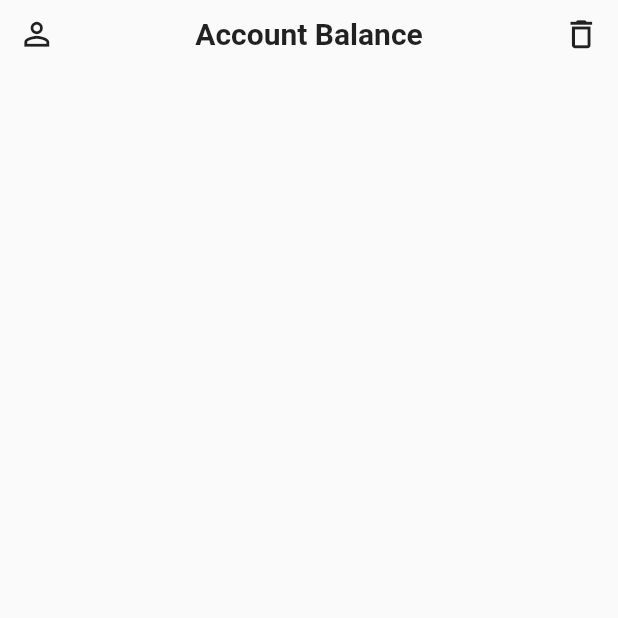
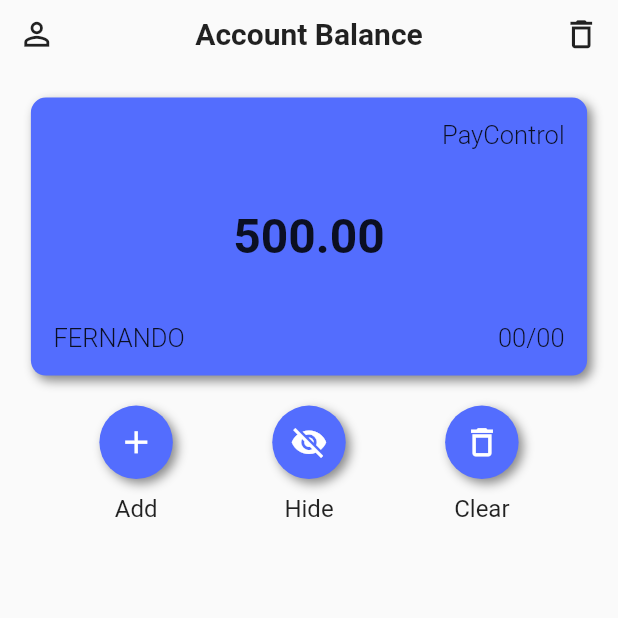
Before and after one commit to feMoraes0/pay-list, a Flutter app: the AppScreen screen opened by its route, on a phone screen of 412 x 824 dp, the top half of it. Run offline on Flutter 3.47's test engine with Material 2 defaults, Android fonts, the phone set to English and light mode, and no system bars.

Commit message:
Defined new default color and credit card to home screen

```diff
--- a/lib/main.dart
+++ b/lib/main.dart
@@ -14,11 +14,11 @@ class MyApp extends StatelessWidget {
       theme: ThemeData(
         brightness: Brightness.light,
         backgroundColor: Colors.white,
-        primaryColor: Colors.redAccent,
+        primaryColor: Colors.indigoAccent,
       ),
       darkTheme: ThemeData(
         brightness: Brightness.dark,
-        primaryColor: Colors.redAccent,
+        primaryColor: Colors.indigo,
       ),
       routes: {
         "register": (context) => Register(),
--- a/lib/screens/app/app.dart
+++ b/lib/screens/app/app.dart
@@ -1,8 +1,112 @@
 import "package:flutter/material.dart";
 
 class AppScreen extends StatelessWidget {
+  Widget buildCard(Size size, ThemeData theme) {
+    return Container(
+      width: size.width * 0.90,
+      height: size.width * 0.45,
+      decoration: BoxDecoration(
+        color: theme.primaryColor,
+        borderRadius: BorderRadius.all(Radius.circular(10.0)),
+        boxShadow: [
+          BoxShadow(
+            color: Colors.black45,
+            offset: Offset(3.0, 3.0),
+            blurRadius: 5.0,
+          ),
+        ],
+      ),
+      padding: const EdgeInsets.all(15.0),
+      child: Column(
+        mainAxisAlignment: MainAxisAlignment.spaceBetween,
+        children: <Widget>[
+          Row(
+            mainAxisAlignment: MainAxisAlignment.end,
+            children: <Widget>[
+              Text(
+                "PayControl",
+                style: TextStyle(
+                  fontSize: 17.0,
+                  fontWeight: FontWeight.w300,
+                ),
+              ),
+            ],
+          ),
+          Row(
+            mainAxisAlignment: MainAxisAlignment.center,
+            children: <Widget>[
+              Text(
+                "500.00",
+                style: TextStyle(
+                  fontSize: 32.0,
+                  fontWeight: FontWeight.w600,
+                ),
+              ),
+            ],
+          ),
+          Row(
+            mainAxisAlignment: MainAxisAlignment.spaceBetween,
+            children: <Widget>[
+              Text(
+                "FERNANDO",
+                style: TextStyle(
+                  fontSize: 17.0,
+                  fontWeight: FontWeight.w300,
+                ),
+              ),
+              Text(
+                "00/00",
+                style: TextStyle(
+                  fontSize: 17.0,
+                  fontWeight: FontWeight.w300,
+                ),
+              )
+            ],
+          ),
+        ],
+      ),
+    );
+  }
+
+  Widget buildCardOption(IconData icon, String text, ThemeData theme) {
+    return Column(
+      children: <Widget>[
+        Container(
+          padding: const EdgeInsets.all(12.0),
+          decoration: BoxDecoration(
+            color: theme.primaryColor,
+            borderRadius: BorderRadius.circular(360.0),
+            boxShadow: [
+              BoxShadow(
+                color: Colors.black45,
+                offset: Offset(3.0, 3.0),
+                blurRadius: 5.0,
+              ),
+            ],
+          ),
+          child: Icon(
+            icon,
+            color: Colors.white,
+            size: 25.0,
+          ),
+        ),
+        Padding(
+          padding: const EdgeInsets.only(top: 10.0),
+          child: Text(
+            text,
+            style: TextStyle(
+              fontSize: 16.0,
+            ),
+          ),
+        )
+      ],
+    );
+  }
+
   @override
   Widget build(BuildContext context) {
+    Size size = MediaQuery.of(context).size;
+    ThemeData theme = Theme.of(context);
     return Scaffold(
       body: SafeArea(
         child: Stack(
@@ -10,16 +114,46 @@ class AppScreen extends StatelessWidget {
             Column(
               children: <Widget>[
                 Padding(
-                  padding: const EdgeInsets.symmetric(vertical: 10.0, horizontal: 12.0),
+                  padding: const EdgeInsets.symmetric(
+                    vertical: 10.0,
+                    horizontal: 12.0,
+                  ),
                   child: Row(
                     mainAxisAlignment: MainAxisAlignment.spaceBetween,
                     children: <Widget>[
-                      Icon(Icons.person_outline, size: 25.0),
-                      Text("Account Balance", style: TextStyle(fontSize: 20.0, fontWeight: FontWeight.w700),),
-                      Icon(Icons.delete_outline, size: 25.0),
+                      Icon(
+                        Icons.person_outline,
+                        size: 25.0,
+                      ),
+                      Text(
+                        "Account Balance",
+                        style: TextStyle(
+                          fontSize: 20.0,
+                          fontWeight: FontWeight.w700,
+                        ),
+                      ),
+                      Icon(
+                        Icons.delete_outline,
+                        size: 25.0,
+                      ),
                     ],
                   ),
-                )
+                ),
+                Padding(
+                  padding: EdgeInsets.symmetric(
+                    vertical: 20.0,
+                    horizontal: size.width * 0.05,
+                  ),
+                  child: this.buildCard(size, theme),
+                ),
+                Row(
+                  mainAxisAlignment: MainAxisAlignment.spaceEvenly,
+                  children: <Widget>[
+                    this.buildCardOption(Icons.add, "Add", theme),
+                    this.buildCardOption(Icons.visibility_off, "Hide", theme),
+                    this.buildCardOption(Icons.delete_outline, "Clear", theme),
+                  ],
+                ),
               ],
             )
           ],
```
